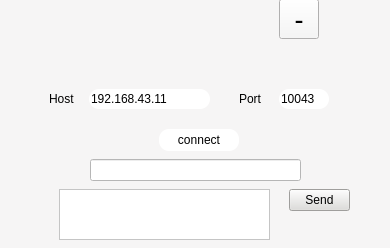
This is client/ui/loginwindow.ui in pechpo/What-s-up as Qt 5 draws it before an edit. The edited form follows.
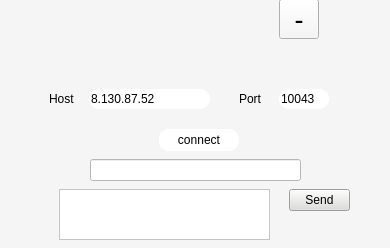
This is the edited form. Icons and pictures are not drawn.

Diff of the .ui file:
```diff
--- a/client/ui/loginwindow.ui
+++ b/client/ui/loginwindow.ui
@@ -148,7 +148,7 @@
 border-radius:10px;</string>
     </property>
     <property name="text">
-     <string>192.168.43.11</string>
+     <string>8.130.87.52</string>
     </property>
    </widget>
    <widget class="QToolButton" name="minimizeButton">
```
